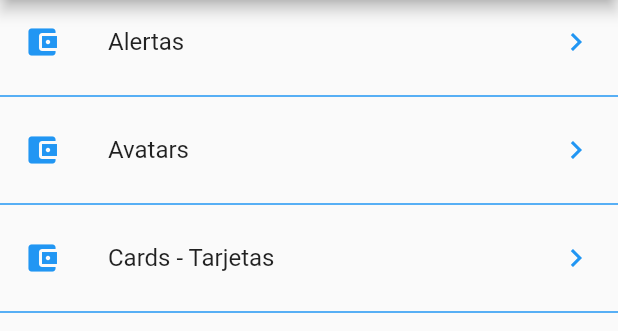
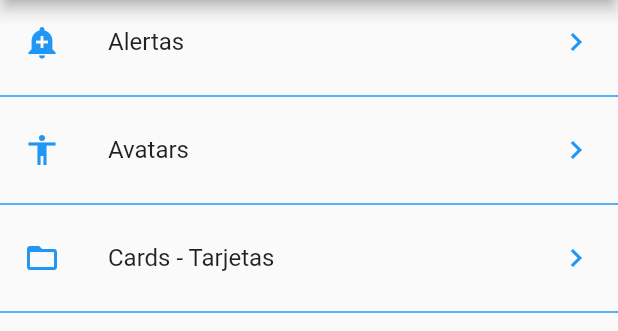
Before and after one commit to DarlynCR/componentes, a Flutter app: the screen it shows after launch, on a phone screen of 412 x 824 dp, the part 84-415 px from its top. Run offline on Flutter 3.47's test engine with Material 2 defaults, Android fonts, the phone set to English and light mode, and no system bars.

Commit message:
Se agrega carga de icono en Utils

```diff
--- a/lib/src/pages/home_page.dart
+++ b/lib/src/pages/home_page.dart
@@ -1,6 +1,7 @@
 import 'package:flutter/material.dart';
 
 import 'package:componentes/src/providers/menu_provider.dart';
+import 'package:componentes/src/utils/icono_string_util.dart';
 
 class HomePage extends StatelessWidget {
   @override
@@ -27,7 +28,7 @@ class HomePage extends StatelessWidget {
         children: [
           ListTile(
             title: Text(item['texto']),
-            leading: Icon(Icons.account_balance_wallet, color: Colors.blue),
+            leading: getIcon(item['icon']),
             trailing: Icon(Icons.keyboard_arrow_right, color: Colors.blue),
             onTap: () {},
           ),
--- /dev/null
+++ b/lib/src/utils/icono_string_util.dart
@@ -0,0 +1,11 @@
+import 'package:flutter/material.dart';
+
+final _icons = <String, IconData>{
+  'add_alert': Icons.add_alert,
+  'accessibility': Icons.accessibility,
+  'folder_open': Icons.folder_open,
+};
+
+Icon getIcon(String IconName) {
+  return Icon(_icons[IconName], color: Colors.blue);
+}
```
